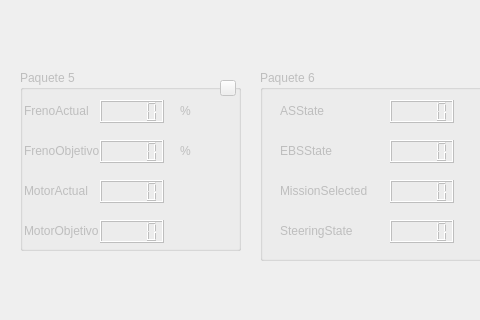
UM-Driverless/TADA, file qt_software/window.ui: the form before one commit; both pictures show x 0 to 480 and y 250 to 570 of the 1102 by 836 pixel window.
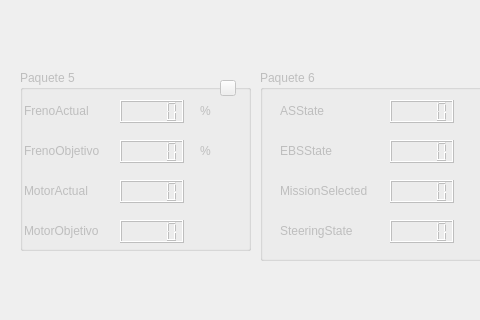
The form after the commit.

```diff
--- a/qt_software/window.ui
+++ b/qt_software/window.ui
@@ -666,7 +666,7 @@
      <rect>
       <x>20</x>
       <y>320</y>
-      <width>221</width>
+      <width>231</width>
       <height>181</height>
      </rect>
     </property>
@@ -676,7 +676,7 @@
     <widget class="QLCDNumber" name="frenoActualO">
      <property name="geometry">
       <rect>
-       <x>80</x>
+       <x>100</x>
        <y>30</y>
        <width>64</width>
        <height>23</height>
@@ -686,7 +686,7 @@
     <widget class="QLCDNumber" name="frenoObjetivoO">
      <property name="geometry">
       <rect>
-       <x>80</x>
+       <x>100</x>
        <y>70</y>
        <width>64</width>
        <height>23</height>
@@ -696,7 +696,7 @@
     <widget class="QLCDNumber" name="motorActualO">
      <property name="geometry">
       <rect>
-       <x>80</x>
+       <x>100</x>
        <y>110</y>
        <width>64</width>
        <height>23</height>
@@ -719,7 +719,7 @@
     <widget class="QLCDNumber" name="motorObjetivoO">
      <property name="geometry">
       <rect>
-       <x>80</x>
+       <x>100</x>
        <y>150</y>
        <width>64</width>
        <height>23</height>
@@ -742,7 +742,7 @@
     <widget class="QLabel" name="label_58">
      <property name="geometry">
       <rect>
-       <x>160</x>
+       <x>180</x>
        <y>30</y>
        <width>55</width>
        <height>21</height>
@@ -768,7 +768,7 @@
     <widget class="QLabel" name="label_11">
      <property name="geometry">
       <rect>
-       <x>160</x>
+       <x>180</x>
        <y>110</y>
        <width>55</width>
        <height>21</height>
@@ -794,7 +794,7 @@
     <widget class="QLabel" name="label_13">
      <property name="geometry">
       <rect>
-       <x>160</x>
+       <x>180</x>
        <y>150</y>
        <width>55</width>
        <height>21</height>
@@ -833,7 +833,7 @@
     <widget class="QLabel" name="label_9">
      <property name="geometry">
       <rect>
-       <x>160</x>
+       <x>180</x>
        <y>70</y>
        <width>55</width>
        <height>21</height>
```
Left out of the diff: 4 changed lines with no effect on the pictures.
